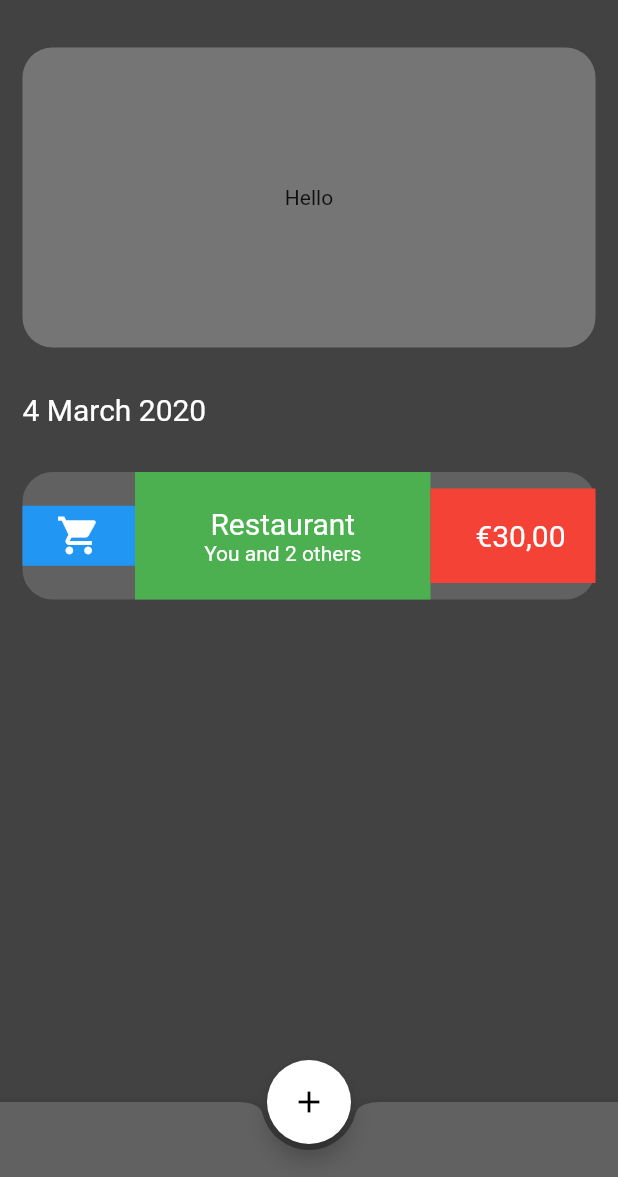
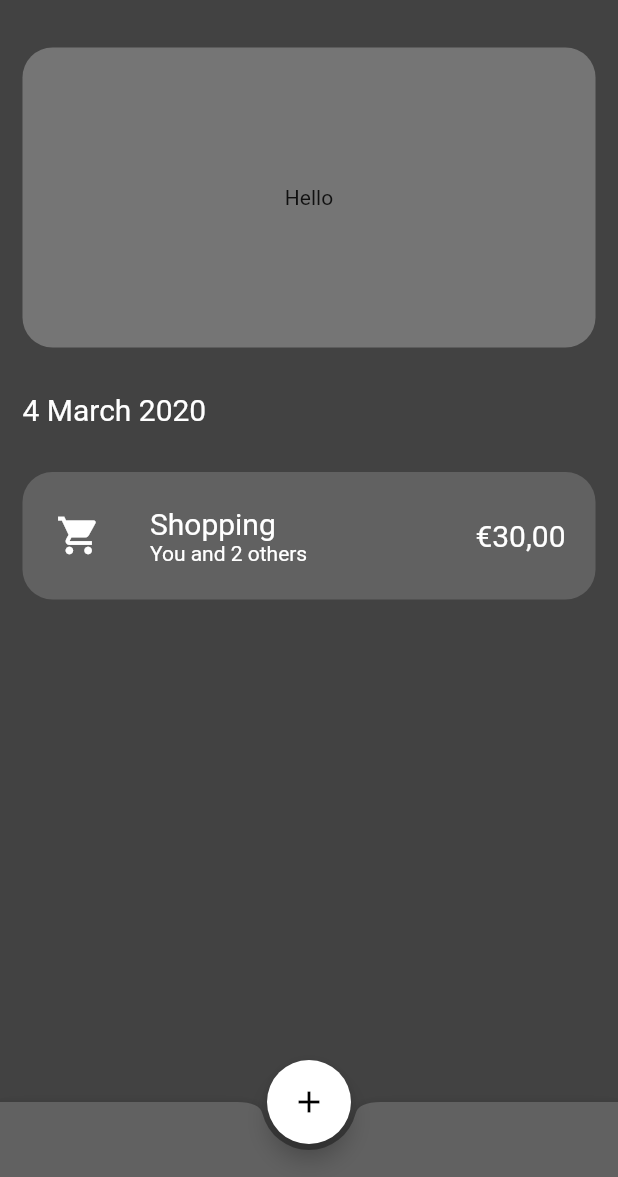
Before and after one commit to MidasVH/finance-app-layout, a Flutter app: the screen it shows after launch, on a phone screen of 412 x 824 dp, the part 59-1236 px from its top. Run offline on Flutter 3.47's test engine with Material 2 defaults, Android fonts, the phone set to English and light mode, and no system bars.

Commit message:
layout of expense item ok

```diff
--- a/lib/screens/home.dart
+++ b/lib/screens/home.dart
@@ -31,7 +31,7 @@ class Home extends StatelessWidget {
             SizedBox(height: 30.0),
             Text('4 March 2020', style: TextStyle(color: Colors.white, fontSize: 20.0)),
             SizedBox(height: 30.0),
-            ExpenseItem('Restaurant'),
+            ExpenseItem('Shopping'),
           ],
         ),
       ),
--- a/lib/widgets/expense-item.dart
+++ b/lib/widgets/expense-item.dart
@@ -19,7 +19,6 @@ class ExpenseItem extends StatelessWidget{
       child: Row(
         children: <Widget>[
           Container(
-            color: Colors.blue,
             child: Icon(
               Icons.shopping_cart,
               color: Colors.white,
@@ -30,32 +29,36 @@ class ExpenseItem extends StatelessWidget{
           ),
           Expanded(
             child: Container(
-              color: Colors.green,
+              padding: EdgeInsets.only(left: 10.0),
               child: Column(
                 mainAxisAlignment: MainAxisAlignment.center,
                 children: <Widget>[
-                  Text(
-
-                    'Restaurant',
+                  Align(
+                    alignment: Alignment.centerLeft,
+                    child: Text(
+                      this.name,
                       style: TextStyle(
                         color: Colors.white,
                         fontSize: 20.0,
                       ),
                       textAlign: TextAlign.left,
                     ),
-                  Text(
+                  ),
+                  Align(
+                    alignment: Alignment.centerLeft,
+                    child: Text(
                       'You and 2 others',
                       style: TextStyle(
                         color: Colors.white
                       ),
                       textAlign: TextAlign.left,
                     ),
+                  ),
                 ],
               ),
             ),
           ),
           Container(
-            color: Colors.red,
             width: 110,
             padding: const EdgeInsets.all(20.0),
             child: Text(
```
Lines whose indentation alone changed are shown as unchanged.
